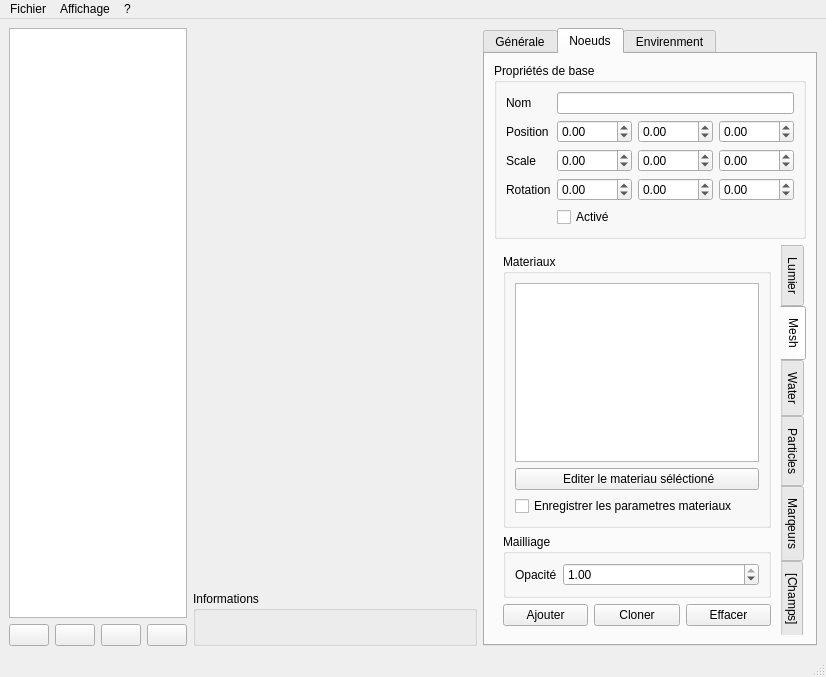
Qt form sources/interface.ui (b4n92uid/theball-editor) before a commit.
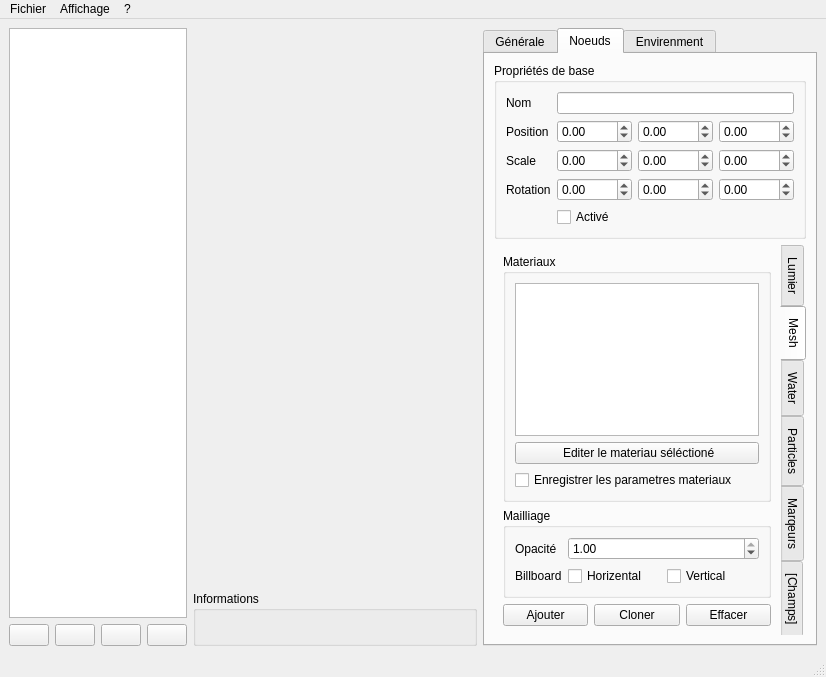
The same form after that commit. Icons and pictures are not drawn. Custom widgets are drawn as their Qt base class.

Commit message: Implement support billboarding for mesh

What changed in the file:
```diff
--- a/sources/interface.ui
+++ b/sources/interface.ui
@@ -743,6 +743,31 @@
                    </property>
                   </widget>
                  </item>
+                 <item row="1" column="1">
+                  <layout class="QHBoxLayout" name="horizontalLayout_32">
+                   <item>
+                    <widget class="QCheckBox" name="node_mesh_billboard_x">
+                     <property name="text">
+                      <string>Horizental</string>
+                     </property>
+                    </widget>
+                   </item>
+                   <item>
+                    <widget class="QCheckBox" name="node_mesh_billboard_y">
+                     <property name="text">
+                      <string>Vertical</string>
+                     </property>
+                    </widget>
+                   </item>
+                  </layout>
+                 </item>
+                 <item row="1" column="0">
+                  <widget class="QLabel" name="label_35">
+                   <property name="text">
+                    <string>Billboard</string>
+                   </property>
+                  </widget>
+                 </item>
                 </layout>
                </widget>
               </item>
```
The commit also changes 2 other files.
